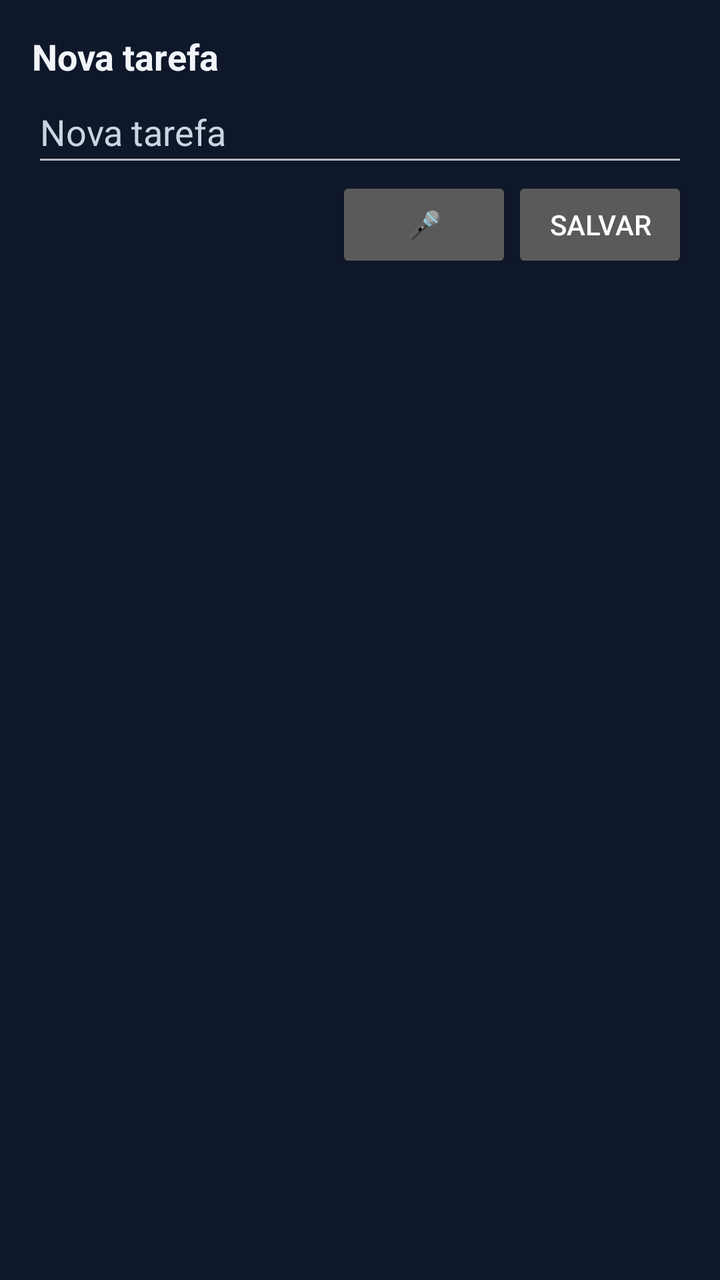
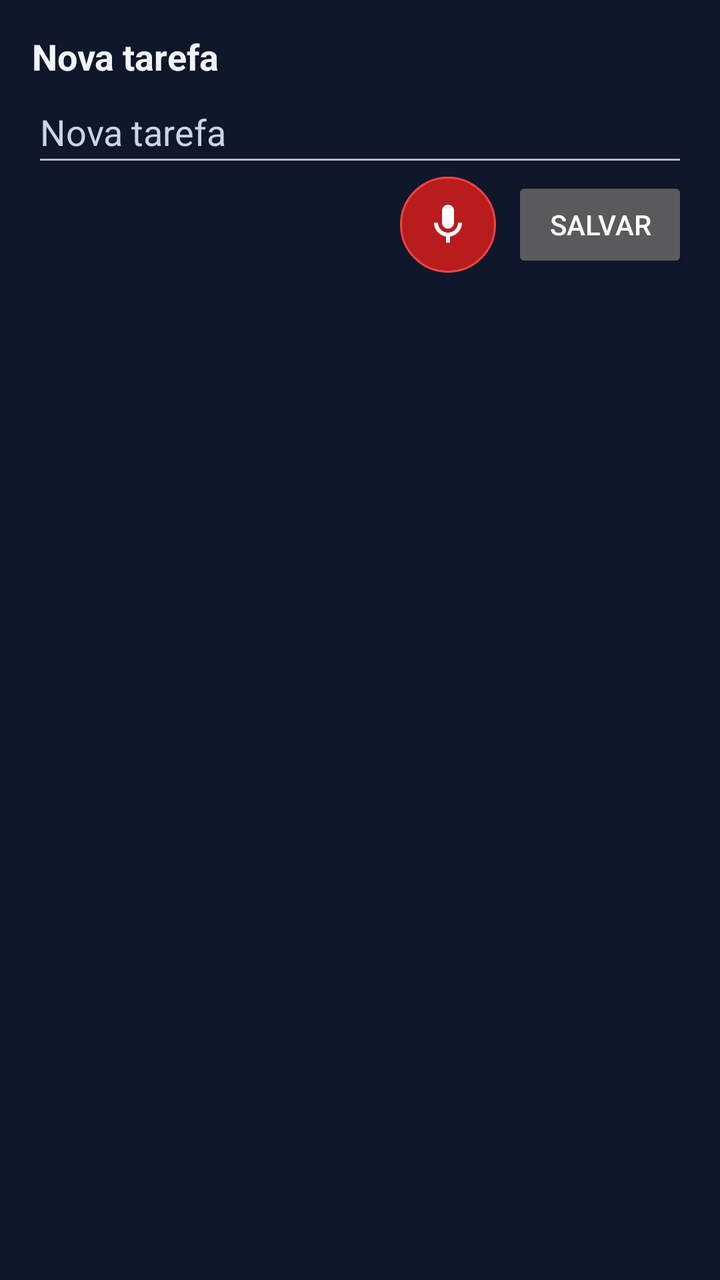

The first picture is an Android layout as it rendered before a commit; the second is the same layout after the commit. The layout source and the unified diff follow.
<!-- AndroidManifest.xml: activity theme Theme.BancoCBR.Dialog -->
<!-- res/layout/quick_add.xml -->
<?xml version="1.0" encoding="utf-8"?>
<LinearLayout xmlns:android="http://schemas.android.com/apk/res/android"
    android:layout_width="match_parent" android:layout_height="wrap_content"
    android:orientation="vertical" android:padding="16dp">
    <TextView android:layout_width="match_parent" android:layout_height="wrap_content"
        android:text="@string/shortcut_task" android:textColor="@color/foreground" android:textSize="18sp" android:textStyle="bold" />
    <EditText android:id="@+id/quick_input" android:layout_width="match_parent" android:layout_height="wrap_content"
        android:hint="@string/quick_hint" android:inputType="textCapSentences" android:imeOptions="actionDone"
        android:textColor="@color/foreground" android:textColorHint="@color/muted" android:minHeight="48dp" />
    <LinearLayout android:layout_width="match_parent" android:layout_height="wrap_content"
        android:gravity="end" android:orientation="horizontal">
        <Button android:id="@+id/quick_mic" android:layout_width="wrap_content" android:layout_height="wrap_content"
            android:text="@string/quick_mic" android:contentDescription="@string/quick_mic_desc" />
        <Button android:id="@+id/quick_save" android:layout_width="wrap_content" android:layout_height="wrap_content"
            android:text="@string/quick_save" />
    </LinearLayout>
</LinearLayout>
<!-- resources referenced by this layout -->
<resources>
  <color name="foreground">#f1f5f9</color>
  <color name="muted">#cbd5e1</color>
  <string name="quick_hint">Nova tarefa</string>
  <string name="quick_mic">🎤</string>
  <string name="quick_mic_desc">Falar tarefa</string>
  <string name="quick_save">Salvar</string>
  <string name="shortcut_task">Nova tarefa</string>
  <style name="Theme.BancoCBR.Dialog" parent="android:style/Theme.Material.Dialog">
          <item name="android:colorAccent">@color/study</item>
          <item name="android:windowBackground">@color/background</item>
      </style>
  <color name="study">#60a5fa</color>
  <color name="background">#0f172a</color>
</resources>

<!-- the commit's change to res/layout/quick_add.xml (unified diff, before → after) -->
@@ -9,8 +9,10 @@
         android:textColor="@color/foreground" android:textColorHint="@color/muted" android:minHeight="48dp" />
     <LinearLayout android:layout_width="match_parent" android:layout_height="wrap_content"
         android:gravity="end" android:orientation="horizontal">
-        <Button android:id="@+id/quick_mic" android:layout_width="wrap_content" android:layout_height="wrap_content"
-            android:text="@string/quick_mic" android:contentDescription="@string/quick_mic_desc" />
+        <ImageButton android:id="@+id/quick_mic" android:layout_width="48dp" android:layout_height="48dp"
+            android:layout_marginEnd="8dp" android:padding="12dp" android:scaleType="fitCenter"
+            android:src="@drawable/ic_mic" android:background="@drawable/idea_mic_off"
+            android:backgroundTint="@null" android:contentDescription="@string/quick_mic_desc" />
         <Button android:id="@+id/quick_save" android:layout_width="wrap_content" android:layout_height="wrap_content"
             android:text="@string/quick_save" />
     </LinearLayout>
<!-- resource entries referenced after the edit -->
@@ -2,8 +2,24 @@
 <resources>
   <color name="foreground">#f1f5f9</color>
   <color name="muted">#cbd5e1</color>
+  <!-- drawable ic_mic (drawable) -->
+  <?xml version="1.0" encoding="utf-8"?>
+  <vector xmlns:android="http://schemas.android.com/apk/res/android"
+      android:width="48dp" android:height="48dp" android:viewportWidth="24" android:viewportHeight="24">
+      <path android:fillColor="#FFFFFF"
+          android:pathData="M12,14c1.66,0 3,-1.34 3,-3V5c0,-1.66 -1.34,-3 -3,-3S9,3.34 9,5v6c0,1.66 1.34,3 3,3zM17,11c0,2.76 -2.24,5 -5,5s-5,-2.24 -5,-5H5c0,3.53 2.61,6.43 6,6.92V21h2v-3.08c3.39,-0.49 6,-3.39 6,-6.92z" />
+  </vector>
+  <!-- drawable idea_mic_off (drawable) -->
+  <?xml version="1.0" encoding="utf-8"?>
+  <ripple xmlns:android="http://schemas.android.com/apk/res/android" android:color="#40FFFFFF">
+      <item>
+          <shape android:shape="oval">
+              <solid android:color="#B91C1C" />
+              <stroke android:width="1dp" android:color="#EF4444" />
+          </shape>
+      </item>
+  </ripple>
   <string name="quick_hint">Nova tarefa</string>
-  <string name="quick_mic">🎤</string>
   <string name="quick_mic_desc">Falar tarefa</string>
   <string name="quick_save">Salvar</string>
   <string name="shortcut_task">Nova tarefa</string>
